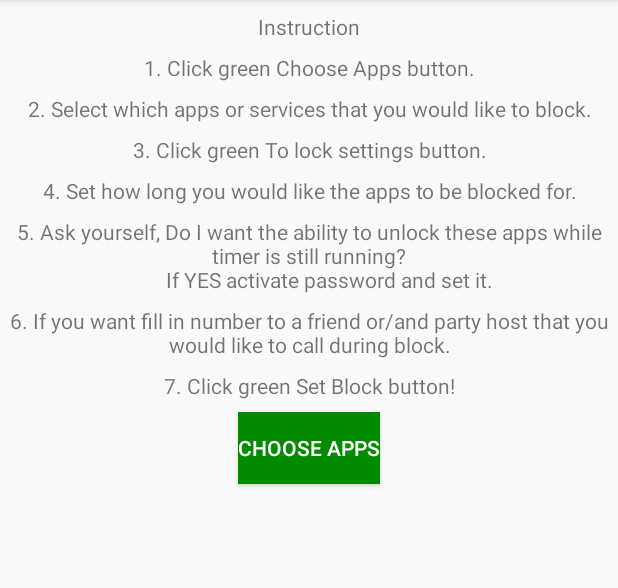
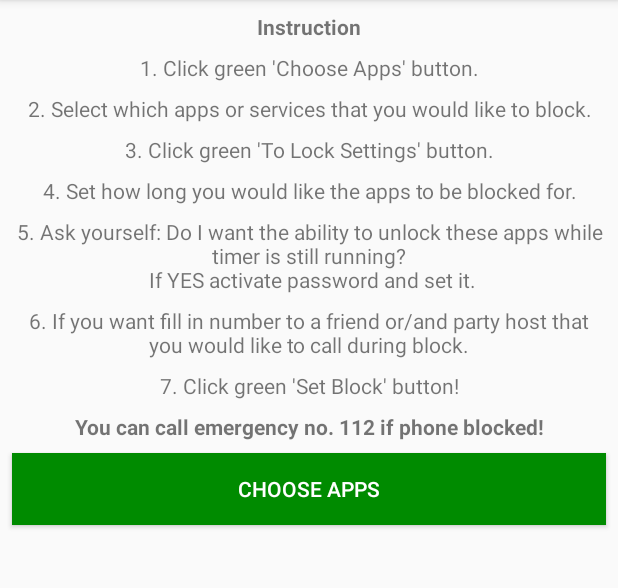
Before and after one commit to kkoripl/DrunkBlock, an Android app: the screen it shows after launch (MainActivity), on a phone screen of 412 x 824 dp, the part 84-672 px from its top. Run offline under Robolectric (Android 15) with nearby library versions, the phone set to English and light mode, and no system bars.

Commit message:
Let's say documentation added. Final final touches.

```diff
--- a/app/src/main/AndroidManifest.xml
+++ b/app/src/main/AndroidManifest.xml
@@ -12,7 +12,7 @@
 
     <application
         android:allowBackup="true"
-        android:icon="@mipmap/ic_launcher"
+        android:icon="@drawable/drunk_block_logo"
         android:label="@string/app_name"
         android:roundIcon="@mipmap/ic_launcher_round"
         android:supportsRtl="true"
--- a/app/src/main/java/konrad_wpam/drunkblock/AppData.java
+++ b/app/src/main/java/konrad_wpam/drunkblock/AppData.java
@@ -2,6 +2,9 @@ package konrad_wpam.drunkblock;
 
 import android.graphics.drawable.Drawable;
 
+/**
+ * Klasa bedaca przechowalnia informacji o aplikacjach z telefonu - wszystko co potrzebne do zrobienia okna z lista aplikacji
+ */
 public class AppData {
     private String appLabel;
     private String appPkgName;
--- a/app/src/main/java/konrad_wpam/drunkblock/DataToSetBlock.java
+++ b/app/src/main/java/konrad_wpam/drunkblock/DataToSetBlock.java
@@ -7,22 +7,24 @@ import java.util.Calendar;
 import java.util.Date;
 import java.util.List;
 
+/**
+ * Klasa przechowujaca informacje o zakladanej blokadzie - singleton
+ */
 public class DataToSetBlock
 {
     private static DataToSetBlock instance;
-    private String password="";
-    private String blockTill;
-    private ArrayList<AppData> allApps = new ArrayList<AppData>();
-    private ArrayList<String> appsToBlockPkgNames = new ArrayList<String>();
-    private String friend_number;
-    private String host_number;
-    private boolean dialerToBeBlocked = false;
-    private boolean blockSet = false;
-    private Intent passServiceIntent;
-    private Intent timeCheckIntent;
-    private boolean permissionsGiven1 = false;
-    private boolean permissionsGiven2 = false;
-  //  private CallsReceiver callsReceiver;
+    private String password=""; // haslo
+    private String blockTill; // do kiedy blokada
+    private ArrayList<AppData> allApps = new ArrayList<AppData>(); // wszystkie apki z telefonu
+    private ArrayList<String> appsToBlockPkgNames = new ArrayList<String>(); // pakiety aplikacji do blokowania
+    private String friend_number; // telefon kumpla
+    private String host_number; // telefon gospodarza
+    private boolean dialerToBeBlocked = false; // oznaczenie czy mamy blokowac aplikacje telefonu
+    private boolean blockSet = false; // czy blok ustawiony
+    private Intent passServiceIntent; // intent uruchamianego serwisu blokady
+    private Intent timeCheckIntent; // intent uruchamianego serwisu sprawdzenia czy czas blokad juz nie minal
+    private boolean permissionsGiven1 = false; // info czy uprawnienie na sprawdzenie telefonu zostalo nadane
+    private boolean permissionsGiven2 = false; // info czy uprawnienie na Usage Stats zostalo nadane
 
 
     private DataToSetBlock() {
@@ -122,14 +124,6 @@ public class DataToSetBlock
         this.timeCheckIntent = timeCheckIntent;
     }
 
-  /*  public CallsReceiver getCallsReceiver() {
-        return callsReceiver;
-    }
-
-    public void setCallsReceiver(CallsReceiver callsReceiver) {
-        this.callsReceiver = callsReceiver;
-    }*/
-
     public boolean getDialerToBeBlocked() {
         return dialerToBeBlocked;
     }
--- a/app/src/main/java/konrad_wpam/drunkblock/MainActivity.java
+++ b/app/src/main/java/konrad_wpam/drunkblock/MainActivity.java
@@ -1,36 +1,30 @@
 package konrad_wpam.drunkblock;
 
 import android.content.Context;
-import android.content.DialogInterface;
 import android.content.Intent;
 import android.content.pm.PackageManager;
 import android.support.v4.content.ContextCompat;
 import android.support.v7.app.AppCompatActivity;
 import android.os.Bundle;
-import android.util.Log;
 import android.view.View;
 import android.widget.Button;
-import android.widget.Toast;
 
-import static android.Manifest.permission.CALL_PHONE;
-import static android.Manifest.permission.KILL_BACKGROUND_PROCESSES;
-import static android.Manifest.permission.PROCESS_OUTGOING_CALLS;
-import static android.Manifest.permission.READ_PHONE_STATE;
-
-
+/**
+ * MainActivity - Activity wyswietlajaca powitalny ekran aplikacji
+ *
+ * Instrukcja oraz przycisk bedacy zaleznie od sytuacji:
+ * - przejsciem do wyboru blokowanych aplikacji;
+ * - proba zakonczenia blokowania;
+ * - przejsciem do prosb o nadanie uprawnienia;
+ * - informacja, ze nie ustawiono hasla i zakonczenie blokowania skonczy sie dopiero po uplywie czasu
+ *
+ */
 public class MainActivity extends AppCompatActivity {
 
     private static Context thisContext;
     private DataToSetBlock dtsb = DataToSetBlock.getDataToBlockInstance();
     public static final int PERMISSION_REQUEST_CODE = 200;
-    private String msg = "Android : ";
     private Intent stopLockIntent;
-   /* private static final String[] PERMISSIONS = new String[] {
-            KILL_BACKGROUND_PROCESSES,
-            CALL_PHONE,
-            READ_PHONE_STATE,
-            PROCESS_OUTGOING_CALLS
-    };*/
     private PermissionsChecker permsChecker = new PermissionsChecker(this);
     private Button ChooseApps_StopService;
     private boolean permsChecked = false;
@@ -46,6 +40,8 @@ public class MainActivity extends AppCompatActivity {
         super.onCreate(savedInstanceState);
         setContentView(R.layout.activity_main);
         if (stopLockIntent == null) stopLockIntent = createStopLockIntent(stopLockIntent);
+
+        // sprawdzamy uprawnienia
         if(!permsChecked)
         {
             permsChecker.makeCheck();
@@ -53,6 +49,8 @@ public class MainActivity extends AppCompatActivity {
         }
     }
 
+    // metoda odpowiadajaca na prosbe o nadanie uprawnienia - okienko deny / allow
+    // permission_granted = wcisniecie allow
     @Override
     public void onRequestPermissionsResult(int requestCode, String[] permissions, int[] grantResults)
     {
@@ -72,21 +70,8 @@ public class MainActivity extends AppCompatActivity {
                 }
                 if(ifGranted)
                 {
+                    DataToSetBlock.getDataToBlockInstance().setPermissionsGiven1(true);
                     whichButtonToCreate();
-                   /* if(dtsb.isPermissionsGiven1() && dtsb.isPermissionsGiven2())
-                    {
-                        if (!dtsb.isBlockSet()) {
-                            makeChooseAppsButton();
-                        } else {
-                            if(!dtsb.getPassword().equals("")) {
-                                makeStopLockingButton();
-                            }
-                            else
-                            {
-                                makeCantStopButton();
-                            }
-                        }
-                    }*/
                 }
                 else
                 {
@@ -99,30 +84,14 @@ public class MainActivity extends AppCompatActivity {
     @Override
     protected void onStart() {
         super.onStart();
+        //jesli nie sprawdzilismy uprawnien to sprawdzamy
         if(!permsChecked)
         {
             permsChecker.makeCheck();
             permsChecked = true;
         }
+        //zaleznie od sytuacji renderujemy przycisk w odpowiedniej formie
         whichButtonToCreate();
-        /*ChooseApps_StopService = (Button) findViewById(R.id.to_choose_apps);
-        ChooseApps_StopService.invalidate();
-            if(!(dtsb.isPermissionsGiven1() && dtsb.isPermissionsGiven2()))
-            {
-                makePermissionsNeededButton();
-            }
-            else if (!dtsb.isBlockSet()) {
-                makeChooseAppsButton();
-            } else {
-                if(!dtsb.getPassword().equals("")) {
-                    makeStopLockingButton();
-                }
-                else
-                {
-                    makeCantStopButton();
-                }
-            }*/
-        Log.d(msg,"ON Start");
     }
 
     @Override
@@ -135,59 +104,28 @@ public class MainActivity extends AppCompatActivity {
         }
 
         whichButtonToCreate();
-       /* ChooseApps_StopService = (Button) findViewById(R.id.to_choose_apps);
-        ChooseApps_StopService.invalidate();
-        if(!(dtsb.isPermissionsGiven1() && dtsb.isPermissionsGiven2()))
-        {
-           makePermissionsNeededButton();
-        }
-        else if (!dtsb.isBlockSet())
-            {
-                makeChooseAppsButton();
-            } else {
-                if(!dtsb.getPassword().equals("")) {
-                    makeStopLockingButton();
-                }
-                else
-                {
-                    makeCantStopButton();
-                }
-            }*/
-        Log.d(msg,"ON RESUME");
     }
 
     @Override
     protected void onPause() {
         super.onPause();
         permsChecked = false;
-        Log.d(msg,"ON Pause");
     }
 
     @Override
     protected void onStop() {
         super.onStop();
         permsChecked = false;
-        Log.d(msg,"ON Stop");
     }
 
     @Override
     protected void onDestroy() {
         super.onDestroy();
-        Log.d(msg,"ON Destroy");
+        stopService(dtsb.getTimeCheckIntent());
+        stopService(dtsb.getPassServiceIntent());
     }
 
-    private boolean checkPermission(String[] permissions)
-    {
-        for (String permission : permissions)
-        {
-            if(ContextCompat.checkSelfPermission(getApplicationContext(),permission) == PackageManager.PERMISSION_DENIED)
-            {
-                return false;
-            }
-        }
-        return true;
-    }
-
+    //Stworzenie intentu do zakonczenia blokowania przyciskiem z menu
     private Intent createStopLockIntent(Intent intent)
     {
         intent = new Intent(getString(R.string.password_window_act)); //new Intent(BlockedAppCallResolver.PASSWORD_WINDOW_ACT);
@@ -196,6 +134,7 @@ public class MainActivity extends AppCompatActivity {
         return intent;
     }
 
+    // metoda tworzaca przyciski zaleznie od sytuacji
     private void whichButtonToCreate()
     {
         ChooseApps_StopService = (Button) findViewById(R.id.to_choose_apps);
--- a/app/src/main/java/konrad_wpam/drunkblock/PermissionsChecker.java
+++ b/app/src/main/java/konrad_wpam/drunkblock/PermissionsChecker.java
@@ -21,6 +21,9 @@ import static android.Manifest.permission.PACKAGE_USAGE_STATS;
 import static android.Manifest.permission.PROCESS_OUTGOING_CALLS;
 import static android.Manifest.permission.READ_PHONE_STATE;
 
+/**
+ * Klasa sprawdzajaca nadanie uprawnien
+ */
 public class PermissionsChecker implements PermissionsCheck{
 
     Activity activity;
@@ -37,8 +40,6 @@ public class PermissionsChecker implements PermissionsCheck{
 
     public void makeCheck()
     {
-        boolean permissionsGiven1 = false;
-        boolean permissionsGiven2 = false;
         if(!checkPermissions(PERMISSIONS))
         {
             showMessageOKCancel(MainActivity.getContext().getString(R.string.other_please),
--- a/app/src/main/java/konrad_wpam/drunkblock/Validator.java
+++ b/app/src/main/java/konrad_wpam/drunkblock/Validator.java
@@ -1,5 +1,8 @@
 package konrad_wpam.drunkblock;
 
+/**
+ *  Klasa implementujaca metody do sprawdzania poprawnosci poszczegolnych elementow
+ */
 public class Validator {
 
 
@@ -15,7 +18,7 @@ public class Validator {
         if(passwordInput.length()==passwordSet.length())
         {
             for (int i = 0; i < passwordSet.length(); i++) {
-                //  System.out.println(i + " IN: " + passwordInput.charAt(i) + " || " + passwordSet.charAt(passwordSignsOrder[i] - 1));
+                 //System.out.println(i + " IN: " + passwordInput.charAt(i) + " || " + passwordSet.charAt(passwordSignsOrder[i] - 1));
                 if (passwordInput.charAt(i) != passwordSet.charAt(passwordSignsOrder[i] - 1)) {
                     return false;
                 }
--- a/app/src/main/res/layout/activity_main.xml
+++ b/app/src/main/res/layout/activity_main.xml
@@ -14,16 +14,17 @@
         android:layout_marginStart="8dp"
         android:layout_marginTop="8dp"
         android:text="@string/instruction"
+        android:textStyle="bold"
         app:layout_constraintEnd_toEndOf="parent"
         app:layout_constraintStart_toStartOf="parent"
         app:layout_constraintTop_toTopOf="parent" />
 
     <TextView
         android:id="@+id/instruction_1"
-        android:layout_width="wrap_content"
+        android:layout_width="0dp"
         android:layout_height="wrap_content"
-        android:layout_marginEnd="24dp"
-        android:layout_marginStart="24dp"
+        android:layout_marginEnd="8dp"
+        android:layout_marginStart="8dp"
         android:layout_marginTop="8dp"
         android:gravity="center"
         android:text="@string/first_instruction"
@@ -33,10 +34,10 @@
 
     <TextView
         android:id="@+id/instruction_2"
-        android:layout_width="wrap_content"
+        android:layout_width="0dp"
         android:layout_height="wrap_content"
-        android:layout_marginEnd="24dp"
-        android:layout_marginStart="24dp"
+        android:layout_marginEnd="8dp"
+        android:layout_marginStart="8dp"
         android:layout_marginTop="8dp"
         android:gravity="center"
         android:text="@string/second_instruction"
@@ -46,10 +47,10 @@
 
     <TextView
         android:id="@+id/instruction_3"
-        android:layout_width="wrap_content"
+        android:layout_width="0dp"
         android:layout_height="wrap_content"
-        android:layout_marginEnd="24dp"
-        android:layout_marginStart="24dp"
+        android:layout_marginEnd="8dp"
+        android:layout_marginStart="8dp"
         android:layout_marginTop="8dp"
         android:gravity="center"
         android:text="@string/third_instruction"
@@ -59,10 +60,10 @@
 
     <TextView
         android:id="@+id/instruction_4"
-        android:layout_width="wrap_content"
+        android:layout_width="0dp"
         android:layout_height="wrap_content"
-        android:layout_marginEnd="24dp"
-        android:layout_marginStart="24dp"
+        android:layout_marginEnd="8dp"
+        android:layout_marginStart="8dp"
         android:layout_marginTop="8dp"
         android:gravity="center"
         android:text="@string/fourth_instruction"
@@ -72,10 +73,10 @@
 
     <TextView
         android:id="@+id/instruction_5"
-        android:layout_width="wrap_content"
+        android:layout_width="0dp"
         android:layout_height="wrap_content"
-        android:layout_marginEnd="24dp"
-        android:layout_marginStart="24dp"
+        android:layout_marginEnd="8dp"
+        android:layout_marginStart="8dp"
         android:layout_marginTop="8dp"
         android:gravity="center"
         android:text="@string/fifth_instruction"
@@ -85,10 +86,10 @@
 
     <TextView
         android:id="@+id/instruction_6"
-        android:layout_width="wrap_content"
+        android:layout_width="0dp"
         android:layout_height="wrap_content"
-        android:layout_marginEnd="24dp"
-        android:layout_marginStart="24dp"
+        android:layout_marginEnd="8dp"
+        android:layout_marginStart="8dp"
         android:layout_marginTop="8dp"
         android:gravity="center"
         android:text="@string/sixth_instruction"
@@ -98,7 +99,7 @@
 
     <TextView
         android:id="@+id/instruction_7"
-        android:layout_width="wrap_content"
+        android:layout_width="0dp"
         android:layout_height="wrap_content"
         android:layout_marginEnd="8dp"
         android:layout_marginStart="8dp"
@@ -111,13 +112,29 @@
 
     <Button
         android:id="@+id/to_choose_apps"
-        android:layout_width="wrap_content"
+        android:layout_width="0dp"
         android:layout_height="wrap_content"
         android:layout_marginEnd="8dp"
         android:layout_marginStart="8dp"
         android:layout_marginTop="8dp"
         android:text="@string/choose_apps"
         app:layout_constraintEnd_toEndOf="parent"
+        app:layout_constraintHorizontal_bias="0.0"
+        app:layout_constraintStart_toStartOf="parent"
+        app:layout_constraintTop_toBottomOf="@+id/emergency_instruction" />
+
+    <TextView
+        android:id="@+id/emergency_instruction"
+        android:layout_width="0dp"
+        android:layout_height="wrap_content"
+        android:layout_marginEnd="8dp"
+        android:layout_marginStart="8dp"
+        android:layout_marginTop="8dp"
+        android:gravity="center"
+        android:text="@string/emergency_instruction"
+        android:textStyle="bold"
+        app:layout_constraintEnd_toEndOf="parent"
         app:layout_constraintStart_toStartOf="parent"
         app:layout_constraintTop_toBottomOf="@+id/instruction_7" />
+
 </android.support.constraint.ConstraintLayout>
--- a/app/src/main/res/layout/apps_list.xml
+++ b/app/src/main/res/layout/apps_list.xml
@@ -19,7 +19,7 @@
         android:layout_weight="1"
         android:layout_marginStart = "16dp"
         android:layout_marginEnd = "16dp"
-        android:layout_marginBottom = "4dp"
+        android:layout_marginBottom = "8dp"
         android:text="@string/to_lock_settings"
         android:background="@color/colorGreen"
         android:textColor="@color/colorWhite"/>
--- a/app/src/main/res/layout/password_window.xml
+++ b/app/src/main/res/layout/password_window.xml
@@ -28,7 +28,7 @@
         android:layout_marginStart="8dp"
         android:layout_marginTop="8dp"
         android:ems="10"
-        android:inputType="textPersonName"
+        android:inputType="textPassword"
         android:text=""
         app:layout_constraintEnd_toEndOf="parent"
         app:layout_constraintHorizontal_bias="0.0"
--- a/app/src/main/res/values/strings.xml
+++ b/app/src/main/res/values/strings.xml
@@ -33,7 +33,7 @@
     <string name="friend_number">Friends number you can call even with block set</string>
     <string name="host_number">Host number you can call even with block set</string>
     <string name="block_set">Block set till: </string>
-    <string name="db_running">Drunk Block locks your apps till:</string>
+    <string name="db_running">Drunk Block locks your apps</string>
     <string name="click_to_launch">Click to launch Drunk Block app</string>
 
     <string name="call_friend">Click to call friend</string>
@@ -48,17 +48,20 @@
     <string name="host">host</string>
 
     <string name="instruction">Instruction</string>
-    <string name="first_instruction">1. Click green Choose Apps button.</string>
+    <string name="first_instruction">"1. Click green 'Choose Apps' button."</string>
     <string name="second_instruction">2. Select which apps or services that you would like to block.</string>
-    <string name="third_instruction">3. Click green To lock settings button.</string>
+    <string name="third_instruction">"3. Click green 'To Lock Settings' button."</string>
     <string name="fourth_instruction">4. Set how long you would like the apps to be blocked for.</string>
-    <string name="fifth_instruction">5. Ask yourself, "Do I want the ability to unlock these apps while timer is still running?
+    <string name="fifth_instruction">5. Ask yourself:
+        Do I want the ability to unlock these apps while timer is still running?\n
         If YES activate password and set it. </string>
     <string name="sixth_instruction">6. If you want fill in number to a friend or/and party host
         that you would like to call during block.</string>
-    <string name="seventh_instruction">7. Click green Set Block button!</string>
+    <string name="seventh_instruction">"7. Click green 'Set Block' button!"</string>
+    <string name="emergency_instruction">You can call emergency no. 112 if phone blocked!</string>
 
-    <string name="date_format">hh:mm dd/MM/yyyy</string>
+    <string name="date_format">HH:mm dd/MM/yyyy</string>
+    <string name="alarm_phone">112</string>
 
     <string-array name="hours_spinner_items">
         <item>10 minutes</item>
```
Also changed, not shown: app/src/main/java/konrad_wpam/drunkblock/AppsListTemp.java (+31 -24 lines), app/src/main/java/konrad_wpam/drunkblock/BlockTimeChecker.java (+9 -6 lines), app/src/main/java/konrad_wpam/drunkblock/BlockedAppCallResolver.java (+13 -27 lines), app/src/main/java/konrad_wpam/drunkblock/CallsReceiver.java (+11 -6 lines), app/src/main/java/konrad_wpam/drunkblock/Pair.java (deleted, +0 -28 lines), app/src/main/java/konrad_wpam/drunkblock/PasswordService.java (+10 -12 lines), app/src/main/java/konrad_wpam/drunkblock/Settings.java (+23 -11 lines), app/src/main/res/layout/lock_settings.xml (+11 -11 lines), app/src/main/res/drawable/drunk_block_logo.png (added).
